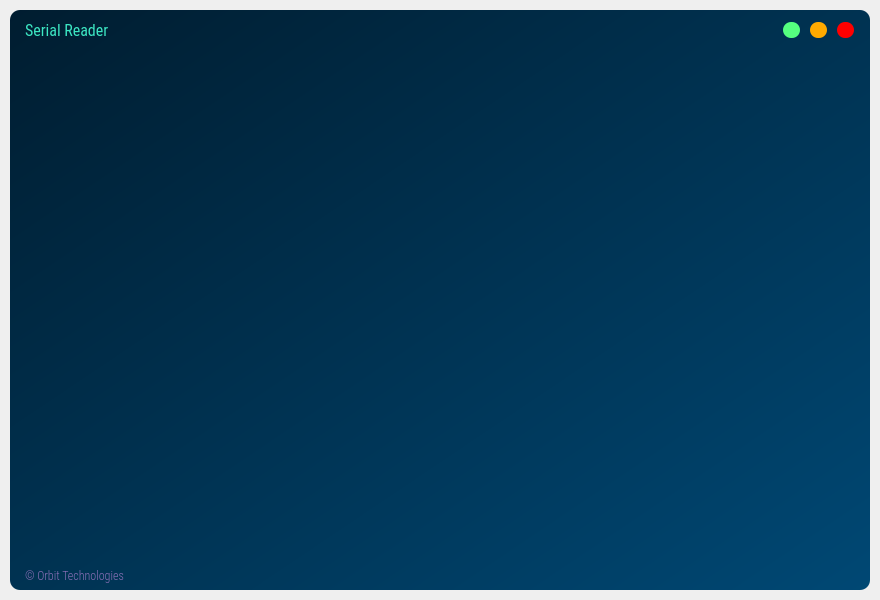
First picture: the form in ui_serial_bkp.ui, repository oron-sinaa/serial-input-gui, before the edit.
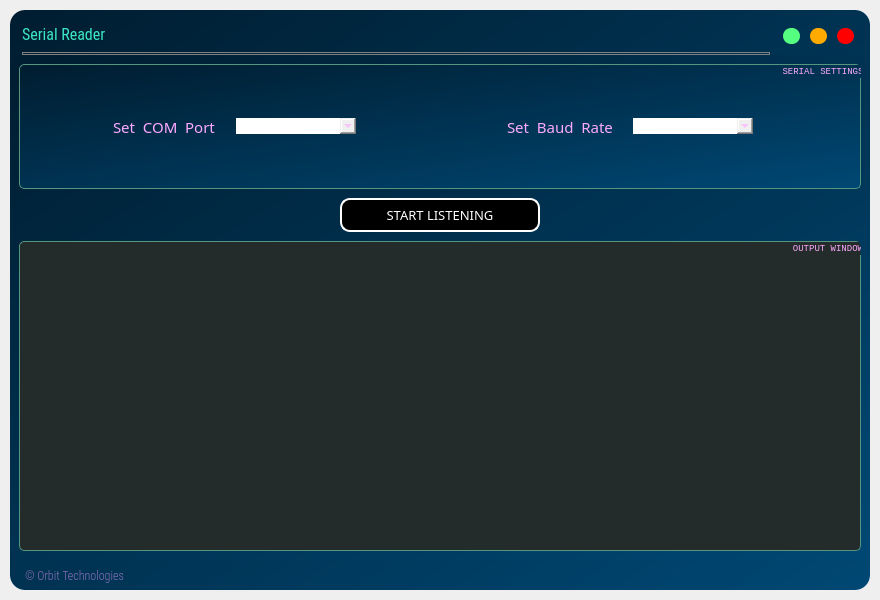
Second picture: the form after the edit. Icons and pictures are not drawn.

Diff of the .ui file:
```diff
--- a/ui_serial_bkp.ui
+++ b/ui_serial_bkp.ui
@@ -41,7 +41,7 @@
      <widget class="QFrame" name="drop_shadow_frame">
       <property name="styleSheet">
        <string notr="true">background-color: qlineargradient(spread:pad, x1:0, y1:0, x2:1, y2:1, stop:0 rgba(0, 29, 48, 255), stop:1 rgba(0, 72, 116, 255));
-border-radius:10px;</string>
+border-radius:15px;</string>
       </property>
       <property name="frameShape">
        <enum>QFrame::NoFrame</enum>
@@ -70,9 +70,14 @@
          <property name="maximumSize">
           <size>
            <width>16777215</width>
-           <height>40</height>
+           <height>45</height>
           </size>
          </property>
+         <property name="font">
+          <font>
+           <stylestrategy>PreferAntialias</stylestrategy>
+          </font>
+         </property>
          <property name="styleSheet">
           <string notr="true">background-color:none</string>
          </property>
@@ -90,7 +95,7 @@
            <number>0</number>
           </property>
           <property name="topMargin">
-           <number>0</number>
+           <number>7</number>
           </property>
           <property name="rightMargin">
            <number>0</number>
@@ -106,12 +111,12 @@
             <property name="frameShadow">
              <enum>QFrame::Raised</enum>
             </property>
-            <layout class="QHBoxLayout" name="horizontalLayout_2">
+            <layout class="QVBoxLayout" name="verticalLayout_5">
              <property name="spacing">
               <number>0</number>
              </property>
              <property name="leftMargin">
-              <number>15</number>
+              <number>12</number>
              </property>
              <property name="topMargin">
               <number>0</number>
@@ -128,6 +133,7 @@
                 <font>
                  <family>Roboto Condensed</family>
                  <pointsize>12</pointsize>
+                 <stylestrategy>PreferAntialias</stylestrategy>
                 </font>
                </property>
                <property name="styleSheet">
@@ -138,6 +144,16 @@
                </property>
               </widget>
              </item>
+             <item>
+              <widget class="Line" name="line">
+               <property name="styleSheet">
+                <string notr="true">border: 1px solid grey;</string>
+               </property>
+               <property name="orientation">
+                <enum>Qt::Horizontal</enum>
+               </property>
+              </widget>
+             </item>
             </layout>
            </widget>
           </item>
@@ -156,6 +172,9 @@
              <enum>QFrame::Raised</enum>
             </property>
             <layout class="QHBoxLayout" name="horizontalLayout_3">
+             <property name="topMargin">
+              <number>10</number>
+             </property>
              <item>
               <widget class="QPushButton" name="btn_minimize">
                <property name="minimumSize">
@@ -264,7 +283,7 @@
        <item>
         <widget class="QFrame" name="content_bar">
          <property name="styleSheet">
-          <string notr="true">background-color:none</string>
+          <string notr="true"/>
          </property>
          <property name="frameShape">
           <enum>QFrame::StyledPanel</enum>
@@ -272,6 +291,290 @@
          <property name="frameShadow">
           <enum>QFrame::Raised</enum>
          </property>
+         <layout class="QVBoxLayout" name="verticalLayout_3">
+          <item>
+           <widget class="QGroupBox" name="group_serial_settings">
+            <property name="maximumSize">
+             <size>
+              <width>16777215</width>
+              <height>125</height>
+             </size>
+            </property>
+            <property name="font">
+             <font>
+              <family>Lucida Console</family>
+              <pointsize>7</pointsize>
+              <weight>50</weight>
+              <bold>false</bold>
+              <stylestrategy>PreferAntialias</stylestrategy>
+             </font>
+            </property>
+            <property name="styleSheet">
+             <string notr="true">border: 1px solid rgb(85, 150, 127); ; color: rgb(255, 170, 255);
+border-radius:5px;
+</string>
+            </property>
+            <property name="title">
+             <string>  SERIAL SETTINGS  </string>
+            </property>
+            <property name="alignment">
+             <set>Qt::AlignRight|Qt::AlignTop|Qt::AlignTrailing</set>
+            </property>
+            <layout class="QVBoxLayout" name="verticalLayout_4">
+             <property name="leftMargin">
+              <number>20</number>
+             </property>
+             <property name="topMargin">
+              <number>20</number>
+             </property>
+             <property name="rightMargin">
+              <number>20</number>
+             </property>
+             <property name="bottomMargin">
+              <number>20</number>
+             </property>
+             <item>
+              <widget class="QFrame" name="frame_for_settings">
+               <property name="maximumSize">
+                <size>
+                 <width>16777215</width>
+                 <height>500</height>
+                </size>
+               </property>
+               <property name="styleSheet">
+                <string notr="true">border:none; border-radius: 20px;background-color: none</string>
+               </property>
+               <property name="frameShape">
+                <enum>QFrame::StyledPanel</enum>
+               </property>
+               <property name="frameShadow">
+                <enum>QFrame::Raised</enum>
+               </property>
+               <layout class="QHBoxLayout" name="horizontalLayout_2">
+                <property name="spacing">
+                 <number>7</number>
+                </property>
+                <item alignment="Qt::AlignHCenter">
+                 <widget class="QFrame" name="frame_com">
+                  <property name="styleSheet">
+                   <string notr="true">background-color:none</string>
+                  </property>
+                  <property name="frameShape">
+                   <enum>QFrame::StyledPanel</enum>
+                  </property>
+                  <property name="frameShadow">
+                   <enum>QFrame::Raised</enum>
+                  </property>
+                  <layout class="QHBoxLayout" name="horizontalLayout_5">
+                   <property name="spacing">
+                    <number>20</number>
+                   </property>
+                   <property name="rightMargin">
+                    <number>25</number>
+                   </property>
+                   <item>
+                    <widget class="QLabel" name="label_com_port">
+                     <property name="font">
+                      <font>
+                       <family>Dosis Medium</family>
+                       <pointsize>11</pointsize>
+                       <weight>50</weight>
+                       <bold>false</bold>
+                      </font>
+                     </property>
+                     <property name="text">
+                      <string>Set  COM  Port</string>
+                     </property>
+                    </widget>
+                   </item>
+                   <item>
+                    <widget class="QComboBox" name="combo_com_port">
+                     <property name="minimumSize">
+                      <size>
+                       <width>120</width>
+                       <height>0</height>
+                      </size>
+                     </property>
+                    </widget>
+                   </item>
+                  </layout>
+                 </widget>
+                </item>
+                <item alignment="Qt::AlignHCenter">
+                 <widget class="QFrame" name="frame_baud">
+                  <property name="styleSheet">
+                   <string notr="true">background-color:none</string>
+                  </property>
+                  <property name="frameShape">
+                   <enum>QFrame::StyledPanel</enum>
+                  </property>
+                  <property name="frameShadow">
+                   <enum>QFrame::Raised</enum>
+                  </property>
+                  <layout class="QHBoxLayout" name="horizontalLayout_6">
+                   <property name="spacing">
+                    <number>20</number>
+                   </property>
+                   <property name="rightMargin">
+                    <number>25</number>
+                   </property>
+                   <item>
+                    <widget class="QLabel" name="label_com_port_2">
+                     <property name="font">
+                      <font>
+                       <family>Dosis Medium</family>
+                       <pointsize>11</pointsize>
+                       <weight>50</weight>
+                       <bold>false</bold>
+                      </font>
+                     </property>
+                     <property name="styleSheet">
+                      <string notr="true">background-color:none</string>
+                     </property>
+                     <property name="text">
+                      <string>Set  Baud  Rate</string>
+                     </property>
+                    </widget>
+                   </item>
+                   <item>
+                    <widget class="QComboBox" name="combo_com_port_2">
+                     <property name="minimumSize">
+                      <size>
+                       <width>120</width>
+                       <height>0</height>
+                      </size>
+                     </property>
+                    </widget>
+                   </item>
+                  </layout>
+                 </widget>
+                </item>
+               </layout>
+              </widget>
+             </item>
+            </layout>
+           </widget>
+          </item>
+          <item>
+           <widget class="QFrame" name="button_frame">
+            <property name="maximumSize">
+             <size>
+              <width>16777215</width>
+              <height>40</height>
+             </size>
+            </property>
+            <property name="styleSheet">
+             <string notr="true">background:none</string>
+            </property>
+            <property name="frameShape">
+             <enum>QFrame::StyledPanel</enum>
+            </property>
+            <property name="frameShadow">
+             <enum>QFrame::Raised</enum>
+            </property>
+            <layout class="QHBoxLayout" name="horizontalLayout_7">
+             <property name="spacing">
+              <number>10</number>
+             </property>
+             <property name="leftMargin">
+              <number>50</number>
+             </property>
+             <property name="topMargin">
+              <number>0</number>
+             </property>
+             <property name="rightMargin">
+              <number>50</number>
+             </property>
+             <property name="bottomMargin">
+              <number>0</number>
+             </property>
+             <item>
+              <widget class="QFrame" name="dummy_frame_2">
+               <property name="frameShape">
+                <enum>QFrame::StyledPanel</enum>
+               </property>
+               <property name="frameShadow">
+                <enum>QFrame::Raised</enum>
+               </property>
+              </widget>
+             </item>
+             <item>
+              <widget class="QPushButton" name="start_stop_button">
+               <property name="maximumSize">
+                <size>
+                 <width>200</width>
+                 <height>16777215</height>
+                </size>
+               </property>
+               <property name="font">
+                <font>
+                 <family>Mongolian Baiti</family>
+                 <pointsize>10</pointsize>
+                </font>
+               </property>
+               <property name="styleSheet">
+                <string notr="true">border-color: white;
+border-style: outset;
+color:white;
+border-width:2px;
+border-radius: 10px;
+background-color: black;
+padding: 6px;</string>
+               </property>
+               <property name="text">
+                <string>START LISTENING</string>
+               </property>
+              </widget>
+             </item>
+             <item>
+              <widget class="QFrame" name="dummy_frame">
+               <property name="frameShape">
+                <enum>QFrame::StyledPanel</enum>
+               </property>
+               <property name="frameShadow">
+                <enum>QFrame::Raised</enum>
+               </property>
+              </widget>
+             </item>
+            </layout>
+           </widget>
+          </item>
+          <item>
+           <widget class="QGroupBox" name="group_output">
+            <property name="maximumSize">
+             <size>
+              <width>16777215</width>
+              <height>400</height>
+             </size>
+            </property>
+            <property name="font">
+             <font>
+              <family>Lucida Console</family>
+              <pointsize>7</pointsize>
+              <weight>50</weight>
+              <bold>false</bold>
+              <stylestrategy>PreferAntialias</stylestrategy>
+             </font>
+            </property>
+            <property name="styleSheet">
+             <string notr="true">border: 1px solid rgb(85, 150, 127); ; color: rgb(255, 170, 255);border-radius:5px;
+background-color: rgb(36, 43, 43);</string>
+            </property>
+            <property name="title">
+             <string>  OUTPUT WINDOW  </string>
+            </property>
+            <property name="alignment">
+             <set>Qt::AlignRight|Qt::AlignTop|Qt::AlignTrailing</set>
+            </property>
+            <property name="flat">
+             <bool>false</bool>
+            </property>
+            <property name="checkable">
+             <bool>false</bool>
+            </property>
+           </widget>
+          </item>
+         </layout>
         </widget>
        </item>
        <item>
```
